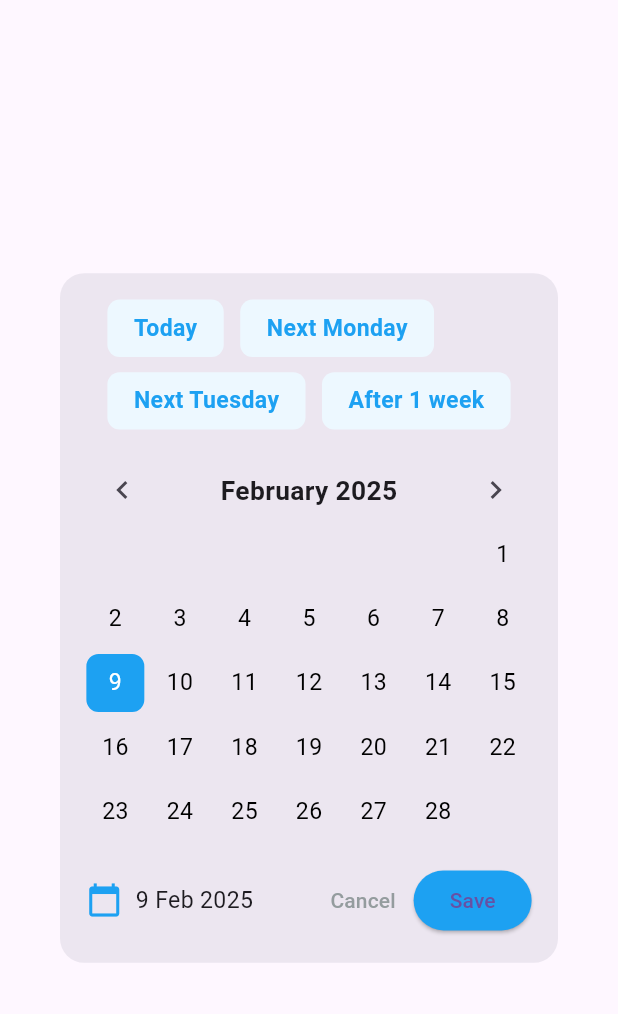
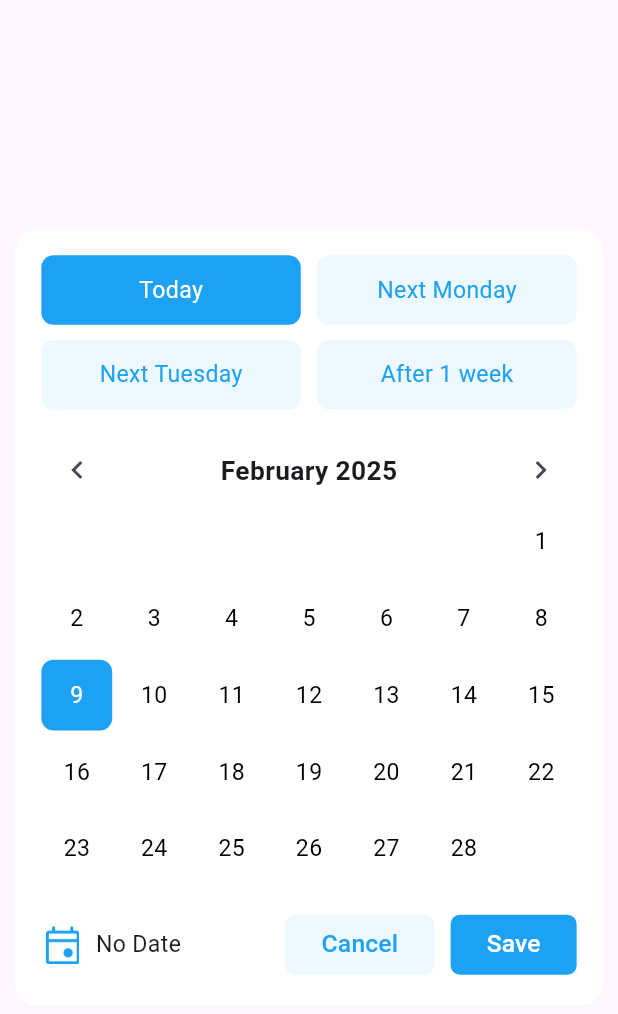
Before and after one commit to Abhi902/realtime, a Flutter app: the CustomDatePicker widget shown alone on an empty page, opened directly with empty values, on a phone screen of 412 x 824 dp. Shown: the top 1014 px of the screen. Run offline on Flutter 3.47's test engine with Material 3 defaults, Android fonts, the phone set to English and light mode, and no system bars; our stand-ins replace bloc, cloud_firestore, equatable, firebase_core, flutter_bloc, flutter_screenutil; accounts and stored records are empty.

Commit message:
UI updated

```diff
--- a/lib/view/update_employee.dart
+++ b/lib/view/update_employee.dart
@@ -65,6 +65,7 @@ class _UpdateEmployeeScreenState extends State<UpdateEmployeeScreen> {
   void showRoleSelector() {
     showModalBottomSheet(
       context: context,
+      backgroundColor: Color(0xffffffff),
       shape: RoundedRectangleBorder(
         borderRadius: BorderRadius.vertical(top: Radius.circular(16.r)),
       ),
--- a/lib/widgets/custom_date_picker.dart
+++ b/lib/widgets/custom_date_picker.dart
@@ -1,3 +1,5 @@
+import 'dart:developer';
+
 import 'package:flutter/material.dart';
 import 'package:intl/intl.dart';
 import 'package:flutter_screenutil/flutter_screenutil.dart';
@@ -19,7 +21,7 @@ class CustomDatePicker extends StatefulWidget {
 class _CustomDatePickerState extends State<CustomDatePicker> {
   late DateTime selectedDate;
   late DateTime displayedMonth;
-  String? selectedQuickAction;
+  String? selectedQuickAction = "Today";
 
   @override
   void initState() {
@@ -37,18 +39,22 @@ class _CustomDatePickerState extends State<CustomDatePicker> {
     });
   }
 
-  List<Widget> _buildQuickActions() {
+  Widget _buildQuickActionsGrid() {
     final quickActions = [
       {"label": "Today", "date": DateTime.now()},
       {
         "label": "Next Monday",
-        "date": DateTime.now()
-            .add(Duration(days: (8 - DateTime.now().weekday) % 7)),
+        "date": DateTime.now().add(Duration(
+            days: DateTime.now().weekday == 1
+                ? 7
+                : (8 - DateTime.now().weekday))),
       },
       {
         "label": "Next Tuesday",
-        "date": DateTime.now()
-            .add(Duration(days: (9 - DateTime.now().weekday) % 7)),
+        "date": DateTime.now().add(Duration(
+            days: DateTime.now().weekday == 2
+                ? 7
+                : ((9 - DateTime.now().weekday) % 7))),
       },
       {
         "label": "After 1 week",
@@ -56,29 +62,54 @@ class _CustomDatePickerState extends State<CustomDatePicker> {
       },
     ];
 
-    return quickActions.map((action) {
+    return Column(
+      children: [
+        Row(
+          children: [
+            Expanded(child: _buildQuickActionButton(quickActions[0])),
+            SizedBox(width: 10.w), // Spacing between buttons
+            Expanded(child: _buildQuickActionButton(quickActions[1])),
+          ],
+        ),
+        SizedBox(height: 10.h), // Spacing between rows
+        Row(
+          children: [
+            Expanded(child: _buildQuickActionButton(quickActions[2])),
+            SizedBox(width: 10.w),
+            Expanded(child: _buildQuickActionButton(quickActions[3])),
+          ],
+        ),
+      ],
+    );
+  }
+
+  Widget _buildQuickActionButton(Map<String, dynamic> action) {
     final isSelected = selectedQuickAction == action["label"];
+
+    log("is selected date");
+    log(selectedQuickAction.toString());
+    log("Action lable ");
+    log(action["label"]);
     return GestureDetector(
-        onTap: () => _onQuickAction(
-            action["label"] as String, action["date"] as DateTime),
+      onTap: () =>
+          _onQuickAction(action["label"] as String, action["date"] as DateTime),
       child: Container(
-          padding: EdgeInsets.symmetric(vertical: 8.h, horizontal: 16.w),
+        padding: EdgeInsets.symmetric(vertical: 12.h, horizontal: 16.w),
         decoration: BoxDecoration(
-            color:
-                isSelected ? const Color(0xFF1DA1F2) : const Color(0xFFEDF8FF),
+          color: isSelected ? const Color(0xFF1DA1F2) : const Color(0xFFEDF8FF),
           borderRadius: BorderRadius.circular(8.r),
         ),
+        alignment: Alignment.center,
         child: Text(
           action["label"] as String,
           style: TextStyle(
             fontSize: 14.sp,
             color: isSelected ? Colors.white : const Color(0xFF1DA1F2),
-              fontWeight: FontWeight.bold,
+            fontWeight: FontWeight.w400,
           ),
         ),
       ),
     );
-    }).toList();
   }
 
   void _onDateSelected(DateTime date) {
@@ -148,20 +179,18 @@ class _CustomDatePickerState extends State<CustomDatePicker> {
   @override
   Widget build(BuildContext context) {
     return Dialog(
+      backgroundColor: const Color(0xFFFFFFFF),
+      insetPadding: EdgeInsets.all(10),
       shape: RoundedRectangleBorder(borderRadius: BorderRadius.circular(16.r)),
-      child: ConstrainedBox(
-        constraints: BoxConstraints(maxWidth: 400.w), // Increased width
       child: Padding(
         padding: EdgeInsets.all(16.w),
         child: Column(
           mainAxisSize: MainAxisSize.min,
           children: [
             // Quick Actions
-              Wrap(
-                spacing: 10.w,
-                runSpacing: 10.h,
-                children: _buildQuickActions(),
-              ),
+
+            _buildQuickActionsGrid(),
+
             SizedBox(height: 16.h),
 
             // Calendar
@@ -203,21 +232,46 @@ class _CustomDatePickerState extends State<CustomDatePicker> {
               children: [
                 Row(
                   children: [
-                      const Icon(Icons.calendar_today,
-                          color: Color(0xff1DA1F2)),
+                    Image.asset(
+                      "assets/images/calendar.png",
+                      width: 25.w,
+                      height: 25.h,
+                      fit: BoxFit.contain,
+                    ),
                     SizedBox(width: 8.w),
                     Text(
-                        DateFormat('d MMM yyyy').format(selectedDate),
+                      selectedDate == widget.initialDate
+                          ? "No Date"
+                          : DateFormat('d MMM yyyy').format(selectedDate),
                       style: TextStyle(fontSize: 14.sp),
                     ),
                   ],
                 ),
                 Row(
                   children: [
-                      TextButton(
-                        onPressed: () => Navigator.pop(context),
-                        child: Text("Cancel",
-                            style: TextStyle(color: const Color(0xff949C9E))),
+                    ElevatedButton(
+                      onPressed: () {
+                        Navigator.pop(context);
+                      },
+                      style: ElevatedButton.styleFrom(
+                        backgroundColor: const Color(0xffEDF8FF),
+                        elevation: 0,
+                        shape: RoundedRectangleBorder(
+                          borderRadius: BorderRadius.circular(
+                              6.r), // Set only 6.r border radius
+                        ),
+                      ),
+                      child: Text(
+                        "Cancel",
+                        style: TextStyle(
+                          color: Color(0xff1DA1F2),
+                          fontWeight: FontWeight.w500,
+                          fontSize: 15.sp,
+                        ),
+                      ),
+                    ),
+                    SizedBox(
+                      width: 10.w,
                     ),
                     ElevatedButton(
                       onPressed: () {
@@ -225,9 +279,21 @@ class _CustomDatePickerState extends State<CustomDatePicker> {
                         Navigator.pop(context);
                       },
                       style: ElevatedButton.styleFrom(
+                        elevation: 0,
                         backgroundColor: const Color(0xff1DA1F2),
+                        shape: RoundedRectangleBorder(
+                          borderRadius: BorderRadius.circular(
+                              6.r), // Set only 6.r border radius
                         ),
-                        child: const Text("Save"),
+                      ),
+                      child: Text(
+                        "Save",
+                        style: TextStyle(
+                          color: Colors.white,
+                          fontWeight: FontWeight.w500,
+                          fontSize: 15.sp,
+                        ),
+                      ),
                     ),
                   ],
                 ),
@@ -236,7 +302,6 @@ class _CustomDatePickerState extends State<CustomDatePicker> {
           ],
         ),
       ),
-      ),
     );
   }
 }
```
Lines whose indentation alone changed are shown as unchanged.
